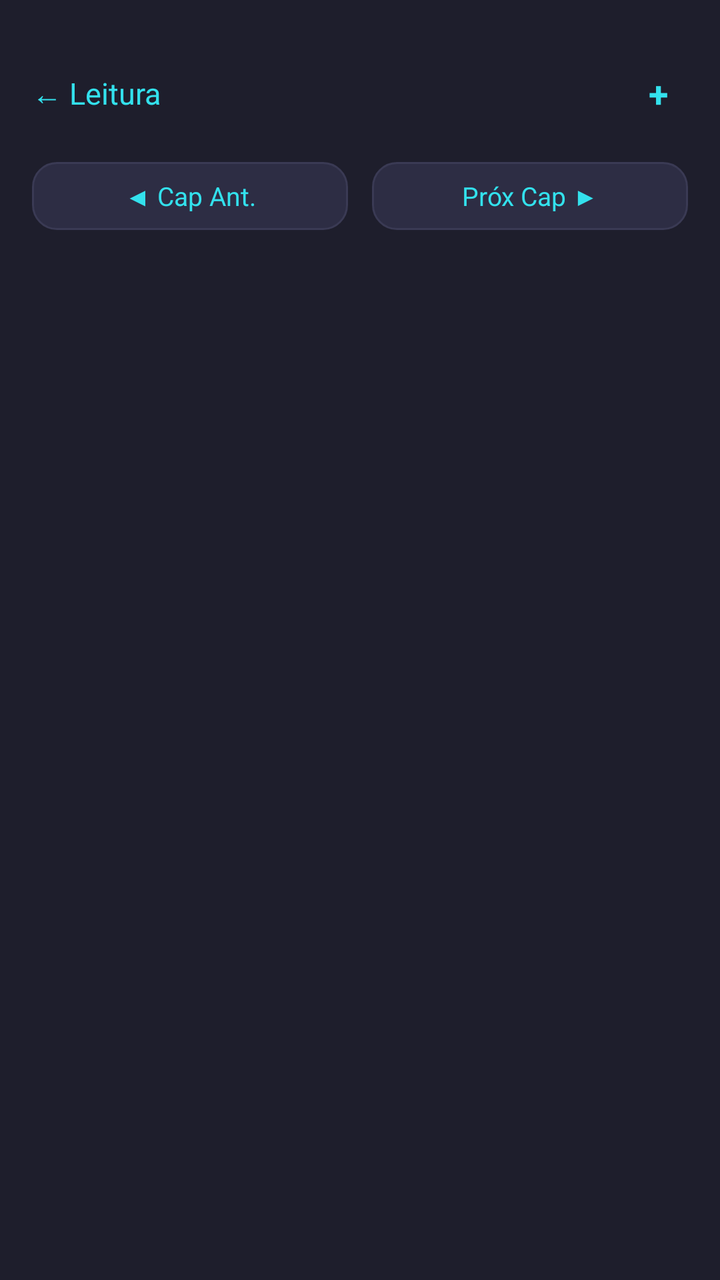
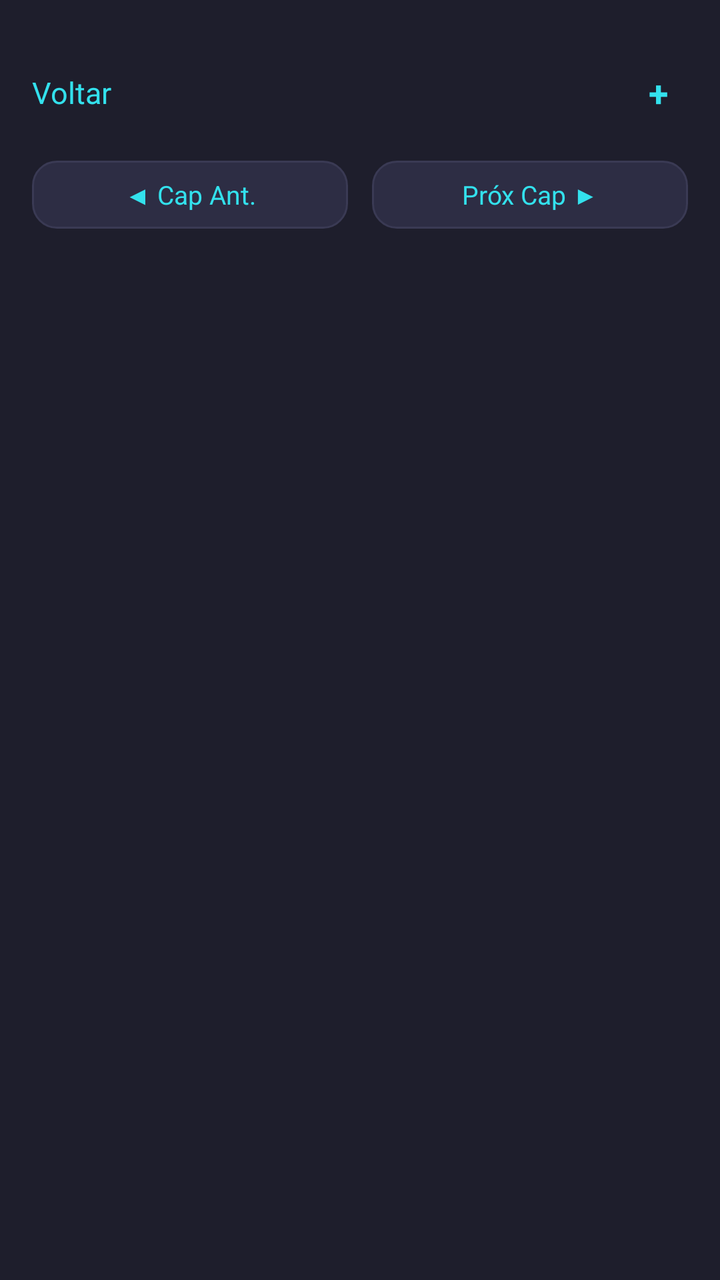

Screens rendered from an Android XML layout before and after an edit, with the pre-edit source and the edit as a unified diff.
<!-- AndroidManifest.xml: application theme Theme.StrongBible -->
<!-- res/layout/screen_commentary_reading.xml -->
<?xml version="1.0" encoding="utf-8"?>
<LinearLayout xmlns:android="http://schemas.android.com/apk/res/android"
    android:layout_width="match_parent"
    android:layout_height="match_parent"
    android:orientation="vertical"
    android:paddingLeft="16dp"
    android:paddingTop="24dp"
    android:paddingRight="16dp"
    android:paddingBottom="16dp"
    android:background="?attr/appBackgroundColor"> <LinearLayout
        android:layout_width="match_parent"
        android:layout_height="wrap_content"
        android:orientation="horizontal"
        android:gravity="center_vertical"
        android:paddingBottom="12dp">

        <TextView
            android:id="@+id/back_btn_reading"
            android:layout_width="wrap_content"
            android:layout_height="wrap_content"
            android:text="← Leitura"
            android:textColor="?attr/appColorAccent" android:textSize="15sp"
            android:paddingRight="12dp"
            android:paddingTop="12dp"
            android:paddingBottom="12dp"
            android:clickable="true"
            android:focusable="true"/>

        <TextView
            android:id="@+id/title_header_reading"
            android:layout_width="0dp"
            android:layout_height="wrap_content"
            android:layout_weight="1"
            android:textColor="?attr/appTextColorPrimary" android:textSize="18sp"
            android:gravity="center"
            android:textStyle="bold" />

        <TextView
            android:id="@+id/font_smaller"
            android:layout_width="wrap_content"
            android:layout_height="wrap_content"
            android:text="+"
            android:textColor="?attr/appColorAccent" android:textSize="18sp"
            android:textStyle="bold"
            android:padding="10dp"
            android:clickable="true"
            android:focusable="true"/>
    </LinearLayout>

    <LinearLayout
        android:layout_width="match_parent"
        android:layout_height="wrap_content"
        android:orientation="horizontal"
        android:gravity="center"
        android:paddingBottom="14dp">

        <TextView
            android:id="@+id/prev_btn"
            android:layout_width="0dp"
            android:layout_height="wrap_content"
            android:layout_weight="1"
            android:text="◀ Cap Ant."
            android:textColor="?attr/appColorAccent" android:textSize="13sp"
            android:paddingLeft="16dp"
            android:paddingTop="8dp"
            android:paddingRight="16dp"
            android:paddingBottom="8dp"
            android:background="@drawable/bg_card_border" android:gravity="center"
            android:clickable="true"
            android:focusable="true"/>

        <View
            android:layout_width="12dp"
            android:layout_height="1dp" />

        <TextView
            android:id="@+id/next_btn"
            android:layout_width="0dp"
            android:layout_height="wrap_content"
            android:layout_weight="1"
            android:text="Próx Cap ▶"
            android:textColor="?attr/appColorAccent" android:textSize="13sp"
            android:paddingLeft="16dp"
            android:paddingTop="8dp"
            android:paddingRight="16dp"
            android:paddingBottom="8dp"
            android:background="@drawable/bg_card_border" android:gravity="center"
            android:clickable="true"
            android:focusable="true"/>
    </LinearLayout>

    <TextView
        android:id="@+id/subtitle_header_reading"
        android:layout_width="match_parent"
        android:layout_height="wrap_content"
        android:textColor="?attr/appColorAccent" android:textSize="16sp"
        android:textStyle="bold"
        android:gravity="center"
        android:paddingBottom="10dp" />

    <ScrollView
        android:layout_width="match_parent"
        android:layout_height="0dp"
        android:layout_weight="1">

        <LinearLayout
            android:id="@+id/verses_container"
            android:layout_width="match_parent"
            android:layout_height="wrap_content"
            android:orientation="vertical" />
    </ScrollView>
</LinearLayout>
<!-- resources referenced by this layout -->
<resources>
  <!-- drawable bg_card_border (drawable) -->
  <?xml version="1.0" encoding="utf-8"?>
  <shape xmlns:android="http://schemas.android.com/apk/res/android">
      <solid android:color="?attr/appColorSurface"/>
      <corners android:radius="12dp"/>
      <stroke android:width="1dp" android:color="?attr/appColorStroke"/>
  </shape>
  <style name="Theme.StrongBible" parent="android:Theme.DeviceDefault.NoActionBar">
          <item name="appBackgroundColor">@color/brand_blue_dark</item>
          <item name="appTextColorPrimary">@color/pure_white</item>
          <item name="appColorAccent">@color/brand_blue_bright</item>
          <item name="appColorSurface">@color/surface_blue_card</item>
          <item name="appColorStroke">@color/stroke_blue</item>
          <item name="appTextColorSecondary">@color/text_secondary_blue</item>
          
          <item name="android:windowBackground">?attr/appBackgroundColor</item>
      </style>
  <color name="brand_blue_dark">#1E1E2C</color>
  <color name="pure_white">#FFFFFF</color>
  <color name="brand_blue_bright">#33E1ED</color>
  <color name="surface_blue_card">#2D2D44</color>
  <color name="stroke_blue">#3A3A54</color>
  <color name="text_secondary_blue">#9A9AB0</color>
</resources>

<!-- the commit's change to res/layout/screen_commentary_reading.xml (unified diff, before → after) -->
@@ -18,7 +18,7 @@
             android:id="@+id/back_btn_reading"
             android:layout_width="wrap_content"
             android:layout_height="wrap_content"
-            android:text="← Leitura"
+            android:text="Voltar"
             android:textColor="?attr/appColorAccent" android:textSize="15sp"
             android:paddingRight="12dp"
             android:paddingTop="12dp"
<!-- resource entries referenced after the edit -->
@@ -14,7 +14,8 @@
           <item name="appColorSurface">@color/surface_blue_card</item>
           <item name="appColorStroke">@color/stroke_blue</item>
           <item name="appTextColorSecondary">@color/text_secondary_blue</item>
-          
+          <item name="appTabSelectedColor">@color/pure_white</item>
+  
           <item name="android:windowBackground">?attr/appBackgroundColor</item>
       </style>
   <color name="brand_blue_dark">#1E1E2C</color>
